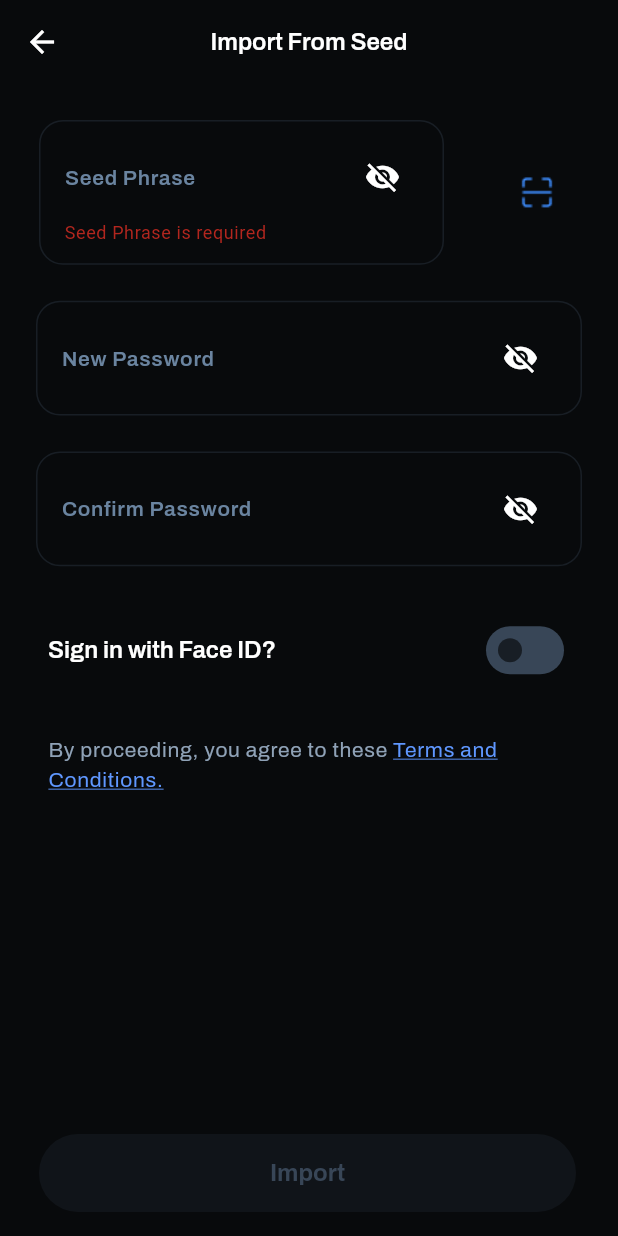
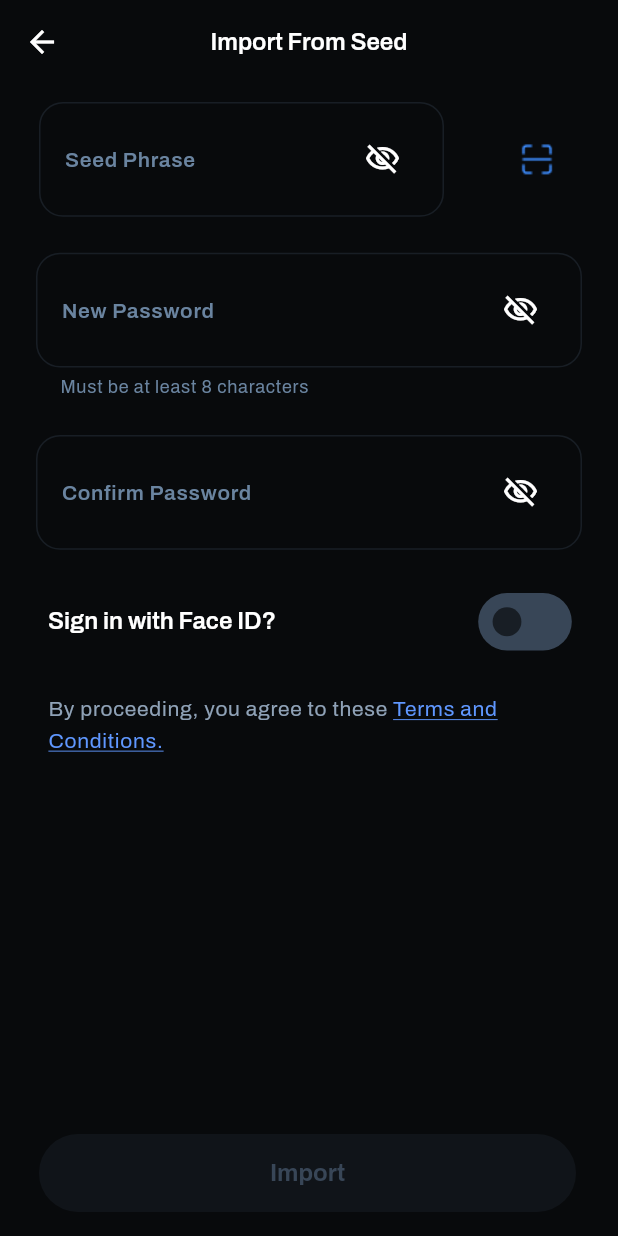
Before and after one commit to AkulGaind/DCY-Wallet, a Flutter app: the ImportFromSeed screen opened directly, on a phone screen of 412 x 824 dp. Run offline on Flutter 3.47's test engine with Material 2 defaults, Android fonts, the phone set to English and light mode, and no system bars.

```diff
--- a/lib/screens/import from seed/import_from_seed.dart
+++ b/lib/screens/import from seed/import_from_seed.dart
@@ -1,3 +1,4 @@
+import 'package:dcy_wallet/screens/import%20from%20seed/widgets/input_text_field.dart';
 import 'package:flutter/material.dart';
 
 import '../../theme/gradient.dart';
@@ -20,7 +21,33 @@ class _ImportFromSeedState extends State<ImportFromSeed> {
   bool _newpassword = false;
   bool _confirmpassword = false;
   bool _togglevalue = false;
-  bool _disableButton = false;
+  bool _disableButton = true;
+  String _newpasswordtext = "Must be at least 8 characters";
+
+  newPasswordValidate() {
+    if (_newPasswordController.text.isEmpty ||
+        _newPasswordController.text.length < 8) {
+      setState(() {
+        _newpasswordtext = "Must be at least 8 characters";
+      });
+    } else if (RegExp(r'[A-Z]').hasMatch(_newPasswordController.text) &&
+        RegExp(r'\d').hasMatch(_newPasswordController.text) &&
+        RegExp(r'[!@#$%^&*(),.?":{}|<>]')
+            .hasMatch(_newPasswordController.text)) {
+      setState(() {
+        _newpasswordtext = "Password Strength: Strong";
+      });
+    } else if (RegExp(r'\d').hasMatch(_newPasswordController.text) &&
+        RegExp(r'[A-Z]').hasMatch(_newPasswordController.text)) {
+      setState(() {
+        _newpasswordtext = "Password Strength: Medium";
+      });
+    } else {
+      setState(() {
+        _newpasswordtext = "Password Strength: Weak";
+      });
+    }
+  }
 
   @override
   void initState() {
@@ -31,31 +58,13 @@ class _ImportFromSeedState extends State<ImportFromSeed> {
   }
 
   void _validateFields() {
-    final seedPhrase = _seedPhraseController.text;
-    final newPassword = _newPasswordController.text;
-    final confirmPassword = _confirmPasswordController.text;
-
     setState(() {
-      _disableButton = seedPhrase.isNotEmpty &&
-          newPassword.isNotEmpty &&
-          newPassword.length < 8 &&
-          confirmPassword.isNotEmpty &&
-          newPassword == confirmPassword;
+      _disableButton = _seedPhraseController.text.isEmpty ||
+          _newPasswordController.text.isEmpty ||
+          _confirmPasswordController.text.isEmpty ||
+          _newPasswordController.text.length < 8 ||
+          _newPasswordController.text != _confirmPasswordController.text;
     });
-  }
-
-  String? _validateSeedPhrase(String? value) {
-    if (value == null || value.isEmpty) {
-      return 'Seed Phrase is required';
-    } else if (value.length < 8) {
-      return 'Seed Phrase must be at least 8 characters long';
-    } else if (!RegExp(r'[A-Z]').hasMatch(value)) {
-      return 'Seed Phrase must contain at least one capital letter';
-    } else if (!RegExp(r'\d').hasMatch(value)) {
-      return 'Seed Phrase must contain at least one digit';
-    } else {
-      return null;
-    }
   }
 
   @override
@@ -77,6 +86,7 @@ class _ImportFromSeedState extends State<ImportFromSeed> {
           autovalidateMode: AutovalidateMode.always,
           key: _formKey,
           child: Column(
+            crossAxisAlignment: CrossAxisAlignment.start,
             children: [
               Container(
                 margin: const EdgeInsets.only(left: 2, right: 16),
@@ -84,29 +94,10 @@ class _ImportFromSeedState extends State<ImportFromSeed> {
                   mainAxisAlignment: MainAxisAlignment.spaceBetween,
                   children: [
                     Expanded(
-                      child: Container(
-                        margin: const EdgeInsets.all(24),
-                        padding: const EdgeInsets.symmetric(
-                            vertical: 12, horizontal: 16),
-                        decoration: BoxDecoration(
-                          borderRadius: BorderRadius.circular(16),
-                          border: Border.all(
-                            color: const Color(0xFF181E25),
-                          ),
-                        ),
-                        child: TextFormField(
+                        child: InputTextField(
                       controller: _seedPhraseController,
-                          validator: _validateSeedPhrase,
-                          style: Theme.of(context).textTheme.labelSmall,
-                          decoration: InputDecoration(
                       labelText: "Seed Phrase",
-                            labelStyle: Theme.of(context)
-                                .textTheme
-                                .labelMedium!
-                                .copyWith(
-                                  color: const Color(0xFF6A84A0),
-                                ),
-                            border: InputBorder.none,
+                      maxLines: null,
                       suffixIcon: IconButton(
                         onPressed: () {
                           setState(() {
@@ -116,15 +107,10 @@ class _ImportFromSeedState extends State<ImportFromSeed> {
                         icon: Icon(
                             color: Colors.white,
                             _seedphrase
-                                      ? Icons.visibility
-                                      : Icons.visibility_off),
+                                ? Icons.remove_red_eye_outlined
+                                : Icons.visibility_off_outlined),
                       ),
-                          ),
-                          maxLines: null,
-                          // obscureText: !_seedphrase,
-                        ),
-                      ),
-                    ),
+                    )),
                     IconButton(
                       onPressed: () {},
                       icon: Image.asset(
@@ -136,27 +122,13 @@ class _ImportFromSeedState extends State<ImportFromSeed> {
                   ],
                 ),
               ),
-              Container(
-                margin: const EdgeInsets.symmetric(horizontal: 24),
-                padding:
-                    const EdgeInsets.symmetric(vertical: 12, horizontal: 16),
-                decoration: BoxDecoration(
-                  borderRadius: BorderRadius.circular(16),
-                  border: Border.all(
-                    color: const Color(0xFF181E25),
-                  ),
-                ),
-                child: TextFormField(
+              InputTextField(
                 controller: _newPasswordController,
-                  style: Theme.of(context).textTheme.labelSmall,
-                  decoration: InputDecoration(
+                validator: newPasswordValidate(),
+                maxLines: 1,
                 labelText: "New Password",
-                    hintStyle: const TextStyle(color: Colors.white),
-                    labelStyle:
-                        Theme.of(context).textTheme.labelMedium!.copyWith(
-                              color: const Color(0xFF6A84A0),
-                            ),
-                    border: InputBorder.none,
+                obscureText: !_newpassword,
+                helperText: _newpasswordtext,
                 suffixIcon: IconButton(
                   onPressed: () {
                     setState(() {
@@ -166,34 +138,22 @@ class _ImportFromSeedState extends State<ImportFromSeed> {
                   icon: Icon(
                       color: Colors.white,
                       _newpassword
-                              ? Icons.visibility
-                              : Icons.visibility_off),
+                          ? Icons.remove_red_eye_outlined
+                          : Icons.visibility_off_outlined),
                 ),
               ),
+              InputTextField(
+                controller: _confirmPasswordController,
+                // validator: confirmPasswordValidate(),
+                obscureText: !_confirmpassword,
+                labelText: "Confirm Password",
+                errorText: (_newPasswordController.text.isNotEmpty &&
+                        _confirmPasswordController.text.isNotEmpty &&
+                        _newPasswordController.text !=
+                            _confirmPasswordController.text)
+                    ? "Your passwords must match. Please try again"
+                    : null,
                 maxLines: 1,
-                  obscureText: !_newpassword,
-                ),
-              ),
-              Container(
-                margin: const EdgeInsets.all(24),
-                padding:
-                    const EdgeInsets.symmetric(vertical: 12, horizontal: 16),
-                decoration: BoxDecoration(
-                  borderRadius: BorderRadius.circular(16),
-                  border: Border.all(
-                    color: const Color(0xFF181E25),
-                  ),
-                ),
-                child: TextFormField(
-                  controller: _confirmPasswordController,
-                  style: Theme.of(context).textTheme.labelSmall,
-                  decoration: InputDecoration(
-                    labelText: "Confirm Password",
-                    labelStyle:
-                        Theme.of(context).textTheme.labelMedium!.copyWith(
-                              color: const Color(0xFF6A84A0),
-                            ),
-                    border: InputBorder.none,
                 suffixIcon: IconButton(
                   onPressed: () {
                     setState(() {
@@ -203,18 +163,13 @@ class _ImportFromSeedState extends State<ImportFromSeed> {
                   icon: Icon(
                       color: Colors.white,
                       _confirmpassword
-                              ? Icons.visibility
-                              : Icons.visibility_off),
-                    ),
-                  ),
-                  maxLines: 1,
-                  obscureText: !_confirmpassword,
+                          ? Icons.remove_red_eye_outlined
+                          : Icons.visibility_off_outlined),
                 ),
               ),
               Container(
-                margin: const EdgeInsets.only(left: 16, right: 16),
-                padding:
-                    const EdgeInsets.symmetric(vertical: 8, horizontal: 16),
+                margin:
+                    const EdgeInsets.symmetric(horizontal: 32, vertical: 12),
                 child: Row(
                   mainAxisAlignment: MainAxisAlignment.spaceBetween,
                   children: [
@@ -222,7 +177,9 @@ class _ImportFromSeedState extends State<ImportFromSeed> {
                       'Sign in with Face ID?',
                       style: Theme.of(context).textTheme.displaySmall,
                     ),
-                    Switch(
+                    Transform.scale(
+                      scale: 1.2,
+                      child: Switch(
                         inactiveThumbColor: const Color(0xFF181E25),
                         inactiveTrackColor: const Color(0xFF384657),
                         activeColor: Colors.white,
@@ -238,15 +195,17 @@ class _ImportFromSeedState extends State<ImportFromSeed> {
                           );
                         },
                       ),
+                    ),
                   ],
                 ),
               ),
               Container(
-                  margin: const EdgeInsets.only(left: 32, right: 24, top: 24),
+                  margin: const EdgeInsets.only(left: 32, right: 24, top: 12),
                   child: RichText(
                     text: TextSpan(
                       text: 'By proceeding, you agree to these ',
                       style: Theme.of(context).textTheme.labelSmall!.copyWith(
+                            height: 1.5,
                             color: const Color(0xFF8FA2B7),
                           ),
                       children: <TextSpan>[
@@ -256,6 +215,7 @@ class _ImportFromSeedState extends State<ImportFromSeed> {
                               .textTheme
                               .labelSmall!
                               .copyWith(
+                                  height: 1.5,
                                   color: const Color(0xFF5F97FF),
                                   decoration: TextDecoration.underline,
                                   decorationColor: const Color(0xFF5F97FF)),
@@ -272,30 +232,6 @@ class _ImportFromSeedState extends State<ImportFromSeed> {
       ),
       floatingActionButton: _disableButton
           ? Padding(
-              padding: const EdgeInsets.only(
-                // bottom: 42,
-                top: 8,
-                left: 42,
-                right: 12,
-              ),
-              child: Container(
-                height: 52,
-                decoration: BoxDecoration(
-                  gradient: Gradients.gradient2,
-                  borderRadius: BorderRadius.circular(80),
-                ),
-                child: ElevatedButton(
-                  onPressed: null,
-                  child: Text(
-                    'Import',
-                    style: Theme.of(context).textTheme.displaySmall!.copyWith(
-                          fontWeight: FontWeight.w700,
-                        ),
-                  ),
-                ),
-              ),
-            )
-          : Padding(
               padding: const EdgeInsets.only(
                 // bottom: 42,
                 top: 8,
@@ -322,6 +258,30 @@ class _ImportFromSeedState extends State<ImportFromSeed> {
                   ),
                 ),
               ),
+            )
+          : Padding(
+              padding: const EdgeInsets.only(
+                // bottom: 42,
+                top: 8,
+                left: 42,
+                right: 12,
+              ),
+              child: Container(
+                height: 52,
+                decoration: BoxDecoration(
+                  gradient: Gradients.gradient2,
+                  borderRadius: BorderRadius.circular(80),
+                ),
+                child: ElevatedButton(
+                  onPressed: null,
+                  child: Text(
+                    'Import',
+                    style: Theme.of(context).textTheme.displaySmall!.copyWith(
+                          fontWeight: FontWeight.w700,
+                        ),
+                  ),
+                ),
+              ),
             ),
     );
   }
--- /dev/null
+++ b/lib/screens/import from seed/widgets/input_text_field.dart
@@ -0,0 +1,85 @@
+import 'package:flutter/material.dart';
+
+class InputTextField extends StatelessWidget {
+  final TextEditingController controller;
+  final bool obscureText;
+  final IconButton? suffixIcon;
+  final int? maxLines;
+  final String? labelText;
+  final EdgeInsets? margin;
+  final EdgeInsets? padding;
+  final String? helperText;
+  final String? errorText;
+  final String? Function(String?)? validator;
+
+  const InputTextField(
+      {super.key,
+      required this.controller,
+      this.obscureText = false,
+      this.suffixIcon,
+      this.maxLines,
+      this.labelText,
+      this.margin,
+      this.padding,
+      this.helperText,
+      this.errorText,
+      this.validator});
+
+  @override
+  Widget build(BuildContext context) {
+    return Container(
+      margin: margin ?? const EdgeInsets.symmetric(horizontal: 24, vertical: 12),
+      // padding: padding,
+      child: Column(
+        crossAxisAlignment: CrossAxisAlignment.start,
+        children: [
+          Container(
+            padding: padding ?? const EdgeInsets.symmetric(vertical: 12, horizontal: 16),
+            decoration: BoxDecoration(
+              borderRadius: BorderRadius.circular(16),
+              border: Border.all(
+                color: const Color(0xFF181E25),
+              ),
+            ),
+            child: TextFormField(
+              controller: controller,
+              validator: validator,
+              style: Theme.of(context).textTheme.labelSmall,
+              decoration: InputDecoration(
+                  labelText: labelText,
+                  labelStyle: Theme.of(context).textTheme.labelMedium!.copyWith(
+                        color: const Color(0xFF6A84A0),
+                      ),
+                  border: InputBorder.none,
+                  suffixIcon: suffixIcon),
+              maxLines: maxLines,
+              obscureText: obscureText,
+            ),
+          ),
+          if (helperText != null)
+            Container(
+              margin: const EdgeInsets.only(left: 16, top: 4),
+              child: Text(
+                helperText!,
+                style: Theme.of(context).textTheme.labelSmall!.copyWith(
+                      fontSize: 12,
+                      color: const Color(0xFF6A84A0),
+                    ),
+              ),
+            ),
+          if (errorText != null)
+            Container(
+              margin: const EdgeInsets.only(left: 16, top: 4),
+              child: Text(
+                errorText!,
+                style: Theme.of(context).textTheme.labelSmall!.copyWith(
+                      fontSize: 12,
+                      color: const Color(0xFFEF6B72),
+                    ),
+              ),
+            )
+        ],
+      ),
+    );
+  }
+}
```
Lines whose indentation alone changed are shown as unchanged.
